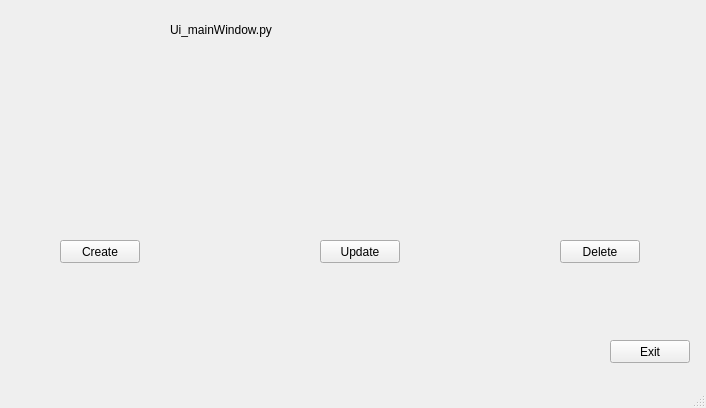
Above: mainWindow.ui from jolders/netnode before the change. Below: the same form after it.
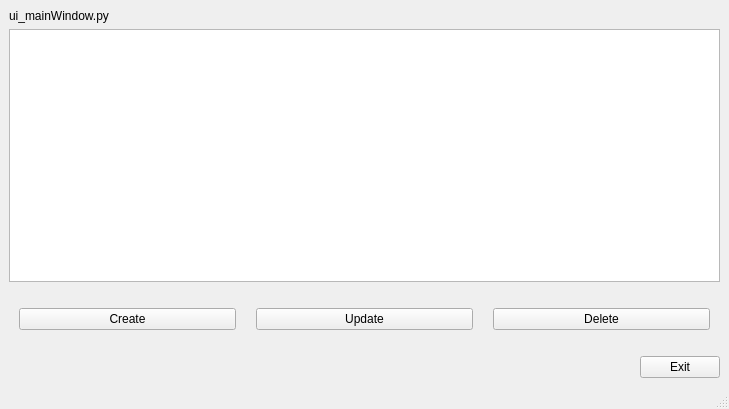
That is the form after the change.

What changed in the file:
```diff
--- a/mainWindow.ui
+++ b/mainWindow.ui
@@ -6,79 +6,115 @@
    <rect>
     <x>0</x>
     <y>0</y>
-    <width>706</width>
-    <height>408</height>
+    <width>729</width>
+    <height>409</height>
    </rect>
   </property>
   <property name="windowTitle">
    <string>MainWindow</string>
   </property>
   <widget class="QWidget" name="centralwidget">
+   <layout class="QVBoxLayout" name="verticalLayout">
+    <item>
    <widget class="QLabel" name="lbl_title">
-    <property name="geometry">
-     <rect>
-      <x>170</x>
-      <y>20</y>
-      <width>371</width>
-      <height>20</height>
-     </rect>
-    </property>
     <property name="text">
-     <string>Ui_mainWindow.py</string>
-    </property>
-   </widget>
+       <string>ui_mainWindow.py</string>
+      </property>
+     </widget>
+    </item>
+    <item>
+     <widget class="QTableView" name="tv_tableView">
+      <property name="editTriggers">
+       <set>QAbstractItemView::NoEditTriggers</set>
+      </property>
+      <property name="showDropIndicator" stdset="0">
+       <bool>false</bool>
+      </property>
+      <property name="dragDropOverwriteMode">
+       <bool>false</bool>
+      </property>
+      <property name="selectionMode">
+       <enum>QAbstractItemView::SingleSelection</enum>
+      </property>
+      <property name="selectionBehavior">
+       <enum>QAbstractItemView::SelectRows</enum>
+      </property>
+      <attribute name="horizontalHeaderMinimumSectionSize">
+       <number>40</number>
+      </attribute>
+      <attribute name="horizontalHeaderDefaultSectionSize">
+       <number>40</number>
+      </attribute>
+      <attribute name="verticalHeaderVisible">
+       <bool>false</bool>
+      </attribute>
+     </widget>
+    </item>
+    <item>
+     <layout class="QHBoxLayout" name="horizontalLayout">
+      <property name="spacing">
+       <number>20</number>
+      </property>
+      <property name="leftMargin">
+       <number>10</number>
+      </property>
+      <property name="topMargin">
+       <number>20</number>
+      </property>
+      <property name="rightMargin">
+       <number>10</number>
+      </property>
+      <property name="bottomMargin">
+       <number>20</number>
+      </property>
+      <item>
    <widget class="QPushButton" name="btn_create">
-    <property name="geometry">
-     <rect>
-      <x>60</x>
-      <y>240</y>
-      <width>80</width>
-      <height>23</height>
-     </rect>
-    </property>
     <property name="text">
      <string>Create</string>
     </property>
    </widget>
+      </item>
+      <item>
    <widget class="QPushButton" name="btn_update">
-    <property name="geometry">
-     <rect>
-      <x>320</x>
-      <y>240</y>
-      <width>80</width>
-      <height>23</height>
-     </rect>
-    </property>
     <property name="text">
      <string>Update</string>
     </property>
    </widget>
+      </item>
+      <item>
    <widget class="QPushButton" name="btn_delete">
-    <property name="geometry">
-     <rect>
-      <x>560</x>
-      <y>240</y>
-      <width>80</width>
-      <height>23</height>
-     </rect>
-    </property>
     <property name="text">
      <string>Delete</string>
     </property>
    </widget>
+      </item>
+     </layout>
+    </item>
+    <item>
+     <layout class="QHBoxLayout" name="horizontalLayout_2">
+      <item>
+       <spacer name="horizontalSpacer">
+        <property name="orientation">
+         <enum>Qt::Horizontal</enum>
+        </property>
+        <property name="sizeHint" stdset="0">
+         <size>
+          <width>40</width>
+          <height>20</height>
+         </size>
+        </property>
+       </spacer>
+      </item>
+      <item>
    <widget class="QPushButton" name="btn_exit">
-    <property name="geometry">
-     <rect>
-      <x>610</x>
-      <y>340</y>
-      <width>80</width>
-      <height>23</height>
-     </rect>
-    </property>
     <property name="text">
      <string>Exit</string>
     </property>
    </widget>
+      </item>
+     </layout>
+    </item>
+   </layout>
   </widget>
   <widget class="QMenuBar" name="menubar">
    <property name="geometry">
```
Left out of the diff: 2 changed lines with no effect on the pictures. Lines whose indentation alone changed are shown as unchanged.
